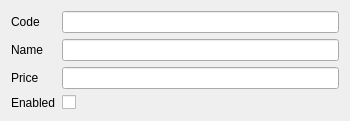
The window that Editors/ce5dishpackage.ui (End1-1/Cafe5) describes before a commit, drawn with Qt 5.
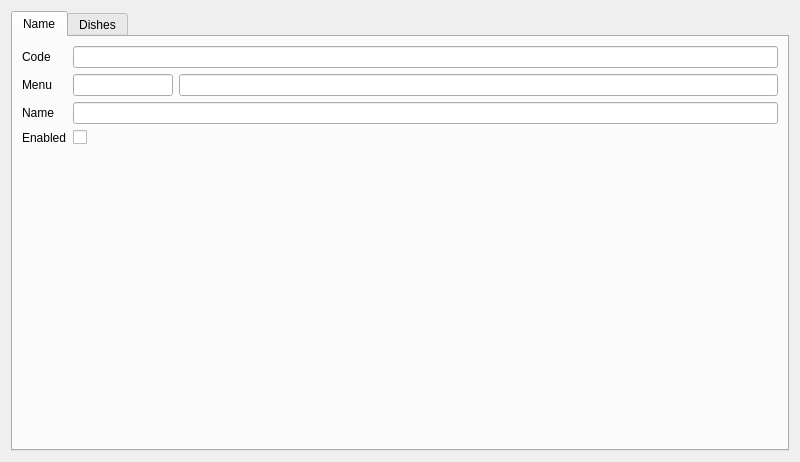
The same window after the commit. Custom widgets are drawn as their Qt base class.

```diff
--- a/Editors/ce5dishpackage.ui
+++ b/Editors/ce5dishpackage.ui
@@ -6,14 +6,40 @@
    <rect>
     <x>0</x>
     <y>0</y>
-    <width>350</width>
-    <height>113</height>
+    <width>800</width>
+    <height>462</height>
    </rect>
   </property>
+  <property name="minimumSize">
+   <size>
+    <width>800</width>
+    <height>0</height>
+   </size>
+  </property>
   <property name="windowTitle">
    <string>Form</string>
   </property>
-  <layout class="QFormLayout" name="formLayout">
+  <layout class="QGridLayout" name="gridLayout">
+   <item row="0" column="0">
+    <widget class="QTabWidget" name="tabWidget">
+     <property name="focusPolicy">
+      <enum>Qt::ClickFocus</enum>
+     </property>
+     <property name="currentIndex">
+      <number>0</number>
+     </property>
+     <widget class="QWidget" name="tab">
+      <attribute name="title">
+       <string>Name</string>
+      </attribute>
+      <layout class="QGridLayout" name="gridLayout_2">
+       <item row="3" column="0">
+        <widget class="QLabel" name="label_4">
+         <property name="text">
+          <string>Enabled</string>
+         </property>
+        </widget>
+       </item>
    <item row="0" column="0">
     <widget class="QLabel" name="label">
      <property name="text">
@@ -21,8 +47,74 @@
      </property>
     </widget>
    </item>
-   <item row="0" column="1">
-    <widget class="C5LineEditWithSelector" name="lineEdit">
+       <item row="1" column="2">
+        <widget class="C5LineEditWithSelector" name="leMenu">
+         <property name="maximumSize">
+          <size>
+           <width>100</width>
+           <height>16777215</height>
+          </size>
+         </property>
+         <property name="Field" stdset="0">
+          <string>f_menu</string>
+         </property>
+         <property name="Type" stdset="0">
+          <number>1</number>
+         </property>
+        </widget>
+       </item>
+       <item row="3" column="2">
+        <widget class="C5CheckBox" name="checkBox">
+         <property name="text">
+          <string/>
+         </property>
+         <property name="Field" stdset="0">
+          <string>f_enabled</string>
+         </property>
+        </widget>
+       </item>
+       <item row="2" column="0">
+        <widget class="QLabel" name="label_2">
+         <property name="text">
+          <string>Name</string>
+         </property>
+        </widget>
+       </item>
+       <item row="4" column="2">
+        <spacer name="verticalSpacer">
+         <property name="orientation">
+          <enum>Qt::Vertical</enum>
+         </property>
+         <property name="sizeHint" stdset="0">
+          <size>
+           <width>20</width>
+           <height>40</height>
+          </size>
+         </property>
+        </spacer>
+       </item>
+       <item row="1" column="0">
+        <widget class="QLabel" name="label_5">
+         <property name="text">
+          <string>Menu</string>
+         </property>
+        </widget>
+       </item>
+       <item row="1" column="3">
+        <widget class="C5LineEditWithSelector" name="leMenuName">
+         <property name="focusPolicy">
+          <enum>Qt::NoFocus</enum>
+         </property>
+         <property name="readOnly">
+          <bool>true</bool>
+         </property>
+         <property name="FieldRef" stdset="0">
+          <string>f_menuname</string>
+         </property>
+        </widget>
+       </item>
+       <item row="0" column="2" colspan="2">
+        <widget class="C5LineEditWithSelector" name="leCode">
      <property name="Field" stdset="0">
       <string>f_id</string>
      </property>
@@ -31,29 +123,44 @@
      </property>
     </widget>
    </item>
-   <item row="1" column="0">
-    <widget class="QLabel" name="label_2">
-     <property name="text">
-      <string>Name</string>
-     </property>
-    </widget>
-   </item>
-   <item row="1" column="1">
+       <item row="2" column="2" colspan="2">
     <widget class="C5LineEditWithSelector" name="lineEdit_2">
      <property name="Field" stdset="0">
       <string>f_name</string>
      </property>
     </widget>
    </item>
-   <item row="2" column="0">
+      </layout>
+     </widget>
+     <widget class="QWidget" name="tab_2">
+      <attribute name="title">
+       <string>Dishes</string>
+      </attribute>
+      <layout class="QGridLayout" name="gridLayout_3">
+       <item row="1" column="0">
     <widget class="QLabel" name="label_3">
      <property name="text">
       <string>Price</string>
      </property>
-    </widget>
-   </item>
-   <item row="2" column="1">
-    <widget class="C5LineEditWithSelector" name="lineEdit_3">
+         <property name="alignment">
+          <set>Qt::AlignRight|Qt::AlignTrailing|Qt::AlignVCenter</set>
+         </property>
+        </widget>
+       </item>
+       <item row="1" column="1">
+        <widget class="C5LineEditWithSelector" name="lePrice">
+         <property name="maximumSize">
+          <size>
+           <width>120</width>
+           <height>16777215</height>
+          </size>
+         </property>
+         <property name="focusPolicy">
+          <enum>Qt::NoFocus</enum>
+         </property>
+         <property name="readOnly">
+          <bool>true</bool>
+         </property>
      <property name="Field" stdset="0">
       <string>f_price</string>
      </property>
@@ -62,21 +169,54 @@
      </property>
     </widget>
    </item>
-   <item row="3" column="1">
-    <widget class="C5CheckBox" name="checkBox">
+       <item row="0" column="0" colspan="2">
+        <widget class="C5TableWidget" name="tblDishes">
+         <property name="focusPolicy">
+          <enum>Qt::ClickFocus</enum>
+         </property>
+         <property name="contextMenuPolicy">
+          <enum>Qt::CustomContextMenu</enum>
+         </property>
+         <property name="editTriggers">
+          <set>QAbstractItemView::NoEditTriggers</set>
+         </property>
+         <property name="selectionMode">
+          <enum>QAbstractItemView::SingleSelection</enum>
+         </property>
+         <column>
      <property name="text">
-      <string/>
-     </property>
-     <property name="Field" stdset="0">
-      <string>f_enabled</string>
-     </property>
-    </widget>
-   </item>
-   <item row="3" column="0">
-    <widget class="QLabel" name="label_4">
-     <property name="text">
-      <string>Enabled</string>
-     </property>
+           <string>Record</string>
+          </property>
+         </column>
+         <column>
+          <property name="text">
+           <string>Dish code</string>
+          </property>
+         </column>
+         <column>
+          <property name="text">
+           <string>Dish name</string>
+          </property>
+         </column>
+         <column>
+          <property name="text">
+           <string>Price</string>
+          </property>
+         </column>
+         <column>
+          <property name="text">
+           <string>Store</string>
+          </property>
+         </column>
+         <column>
+          <property name="text">
+           <string>Printer</string>
+          </property>
+         </column>
+        </widget>
+       </item>
+      </layout>
+     </widget>
     </widget>
    </item>
   </layout>
@@ -92,6 +232,11 @@
    <extends>QCheckBox</extends>
    <header location="global">c5checkbox.h</header>
   </customwidget>
+  <customwidget>
+   <class>C5TableWidget</class>
+   <extends>QTableWidget</extends>
+   <header location="global">c5tablewidget.h</header>
+  </customwidget>
  </customwidgets>
  <resources/>
  <connections/>
```
Left out of the diff: 10 changed lines with no effect on the pictures. Lines whose indentation alone changed are shown as unchanged.
